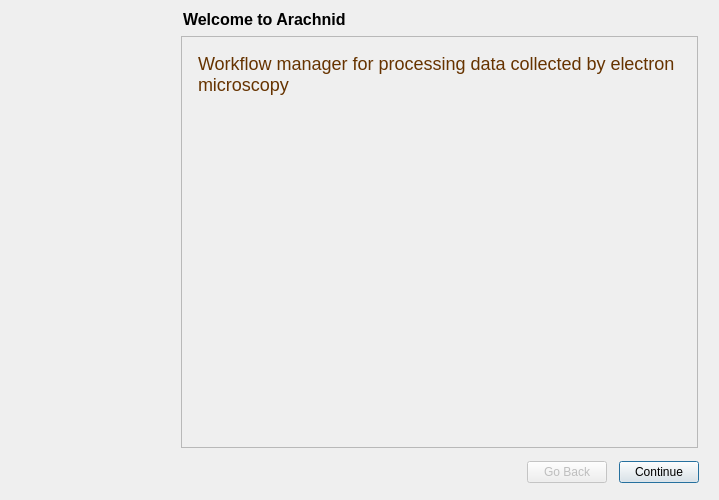
The window that arachnid/core/gui/pyui/ProjectUI.ui (ezralanglois/arachnid) describes before a commit, drawn with Qt 5.
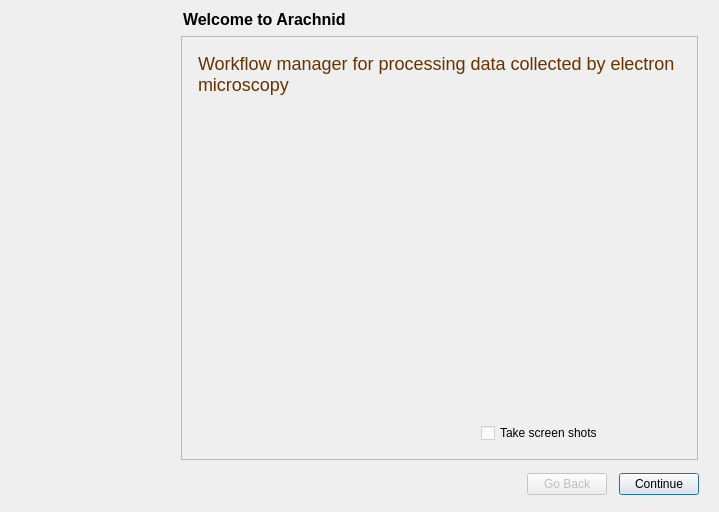
The same window after the commit. Icons and pictures are not drawn.

Commit message: Added more info in project GUI

```diff
--- a/arachnid/core/gui/pyui/ProjectUI.ui
+++ b/arachnid/core/gui/pyui/ProjectUI.ui
@@ -7,7 +7,7 @@
     <x>0</x>
     <y>0</y>
     <width>719</width>
-    <height>500</height>
+    <height>512</height>
    </rect>
   </property>
   <property name="windowTitle">
@@ -101,6 +101,13 @@
       </property>
      </widget>
     </item>
+    <item row="4" column="1">
+     <widget class="QCheckBox" name="screenShotCheckBox">
+      <property name="text">
+       <string>Take screen shots</string>
+      </property>
+     </widget>
+    </item>
    </layout>
   </widget>
   <widget class="QWizardPage" name="settingsQuestionPage">
```
Left out of the diff: 50 changed lines with no effect on the pictures. Lines whose indentation alone changed are shown as unchanged. The commit also changes 5 other files.
